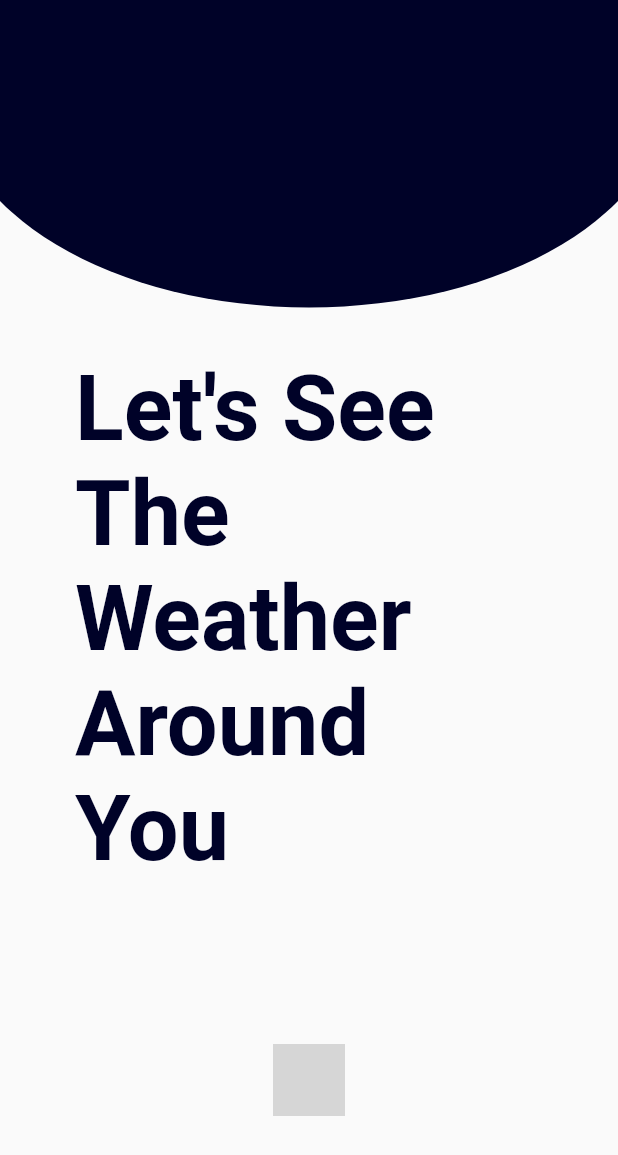
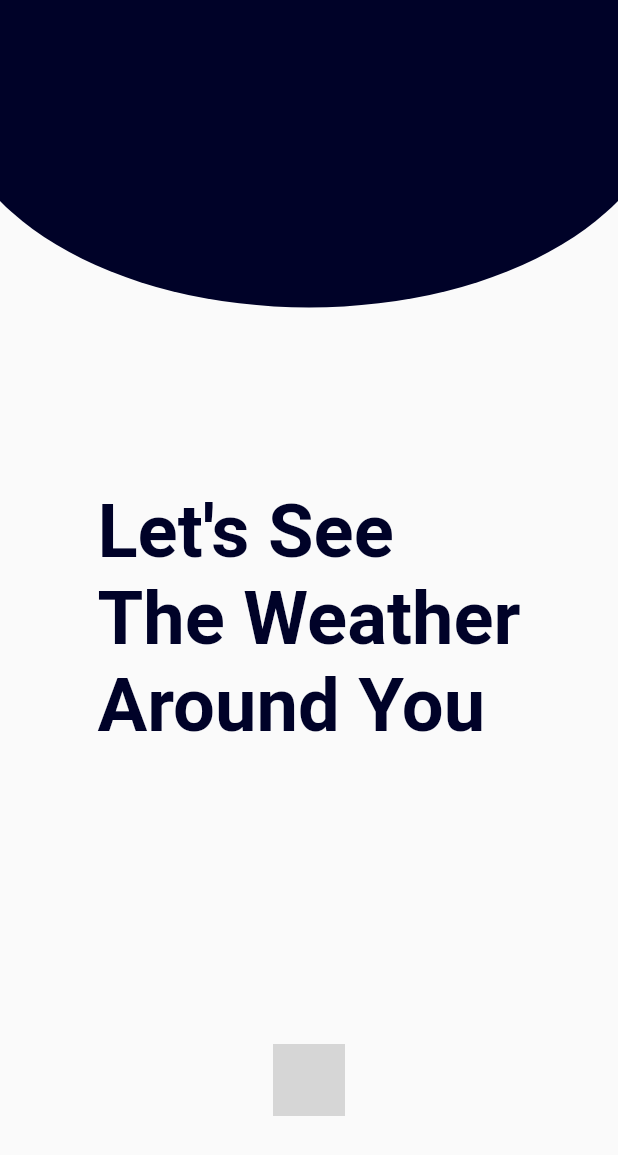
Before and after one commit to GiantSnowMonkey/windy, a Flutter app: the screen it shows after launch, on a phone screen of 412 x 824 dp. Shown: the top 1155 px of the screen. Run offline on Flutter 3.47's test engine with Material 2 defaults, Android fonts, the phone set to English and light mode, and no system bars; our stand-ins replace dartz, dio, equatable, internet_connection_checker, shared_preferences; statements that could not run were skipped; grey boxes are pictures that could not be loaded.

Commit message:
made font size more responsive

```diff
--- a/lib/features/weather/display/pages/landing_page.dart
+++ b/lib/features/weather/display/pages/landing_page.dart
@@ -27,7 +27,7 @@ class LandingPage extends StatelessWidget {
                 style: TextStyle(
                   color: bluishBlackColor,
                   fontWeight: FontWeight.w700,
-                  fontSize: 60,
+                  fontSize: width * 45 / 375,
                 ),
               ),
             ),
```
